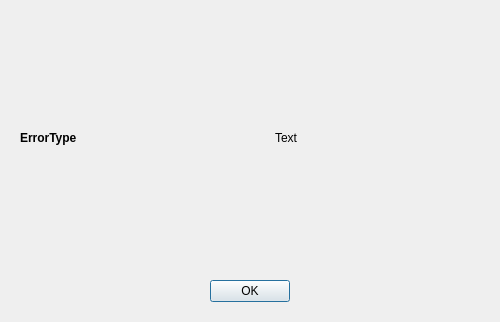
This is ui_files/info_dialogue.ui in maromei/addnotespace as Qt 5 draws it before an edit. The edited form follows.
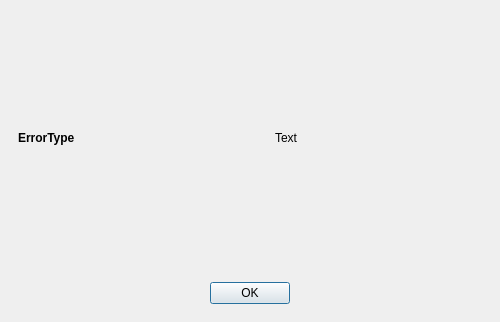
This is the edited form.

Commit message: added border around info box

```diff
--- a/ui_files/info_dialogue.ui
+++ b/ui_files/info_dialogue.ui
@@ -26,6 +26,24 @@
    <string>Dialog</string>
   </property>
   <layout class="QVBoxLayout" name="main_layout">
+   <property name="spacing">
+    <number>0</number>
+   </property>
+   <property name="leftMargin">
+    <number>0</number>
+   </property>
+   <property name="topMargin">
+    <number>0</number>
+   </property>
+   <property name="rightMargin">
+    <number>0</number>
+   </property>
+   <property name="bottomMargin">
+    <number>0</number>
+   </property>
+   <item>
+    <widget class="QWidget" name="dialog_container" native="true">
+     <layout class="QVBoxLayout" name="verticalLayout">
    <item>
     <widget class="QWidget" name="text_container" native="true">
      <property name="maximumSize">
@@ -144,6 +162,9 @@
         <property name="text">
          <string>OK</string>
         </property>
+          </widget>
+         </item>
+        </layout>
        </widget>
       </item>
      </layout>
```
Lines whose indentation alone changed are shown as unchanged. The commit also changes 2 other files.
